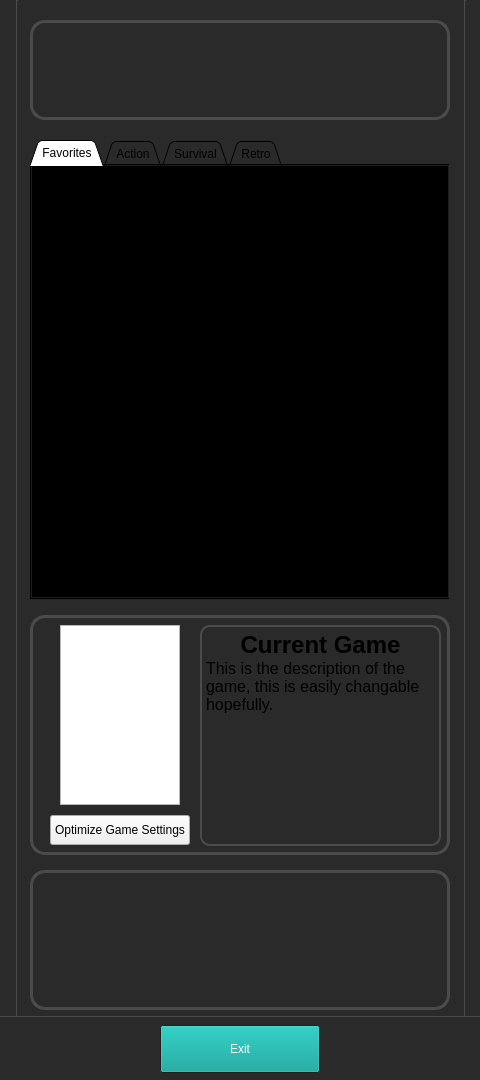
JforJake/GameLauncher, file mainwindow.ui: the form before one commit.
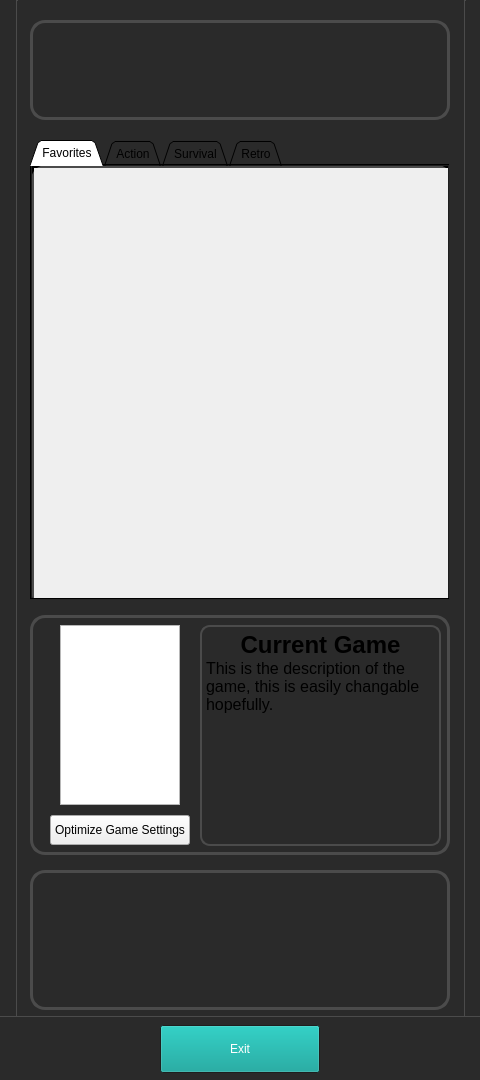
The form after the commit. The open tabs and pages were chosen to show the change.

What changed in the file:
```diff
--- a/mainwindow.ui
+++ b/mainwindow.ui
@@ -576,6 +576,29 @@
      <attribute name="title">
       <string>Favorites</string>
      </attribute>
+     <widget class="QScrollArea" name="scrollArea">
+      <property name="geometry">
+       <rect>
+        <x>-1</x>
+        <y>-1</y>
+        <width>421</width>
+        <height>441</height>
+       </rect>
+      </property>
+      <property name="widgetResizable">
+       <bool>true</bool>
+      </property>
+      <widget class="QWidget" name="scrollArea_2">
+       <property name="geometry">
+        <rect>
+         <x>0</x>
+         <y>0</y>
+         <width>415</width>
+         <height>435</height>
+        </rect>
+       </property>
+      </widget>
+     </widget>
     </widget>
     <widget class="QWidget" name="tab_3">
      <attribute name="title">
```
Left out of the diff: 2 changed lines with no effect on the pictures.
